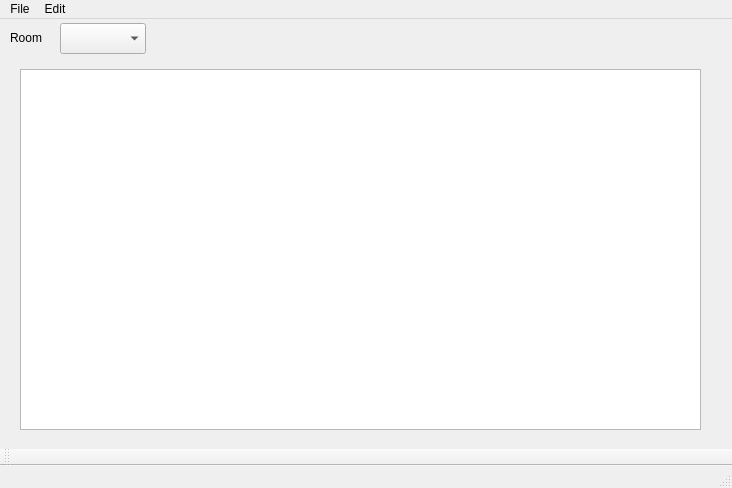
This is mainwindow.ui in amartinot/tp_gui_qt as Qt 5 draws it before an edit. The edited form follows.
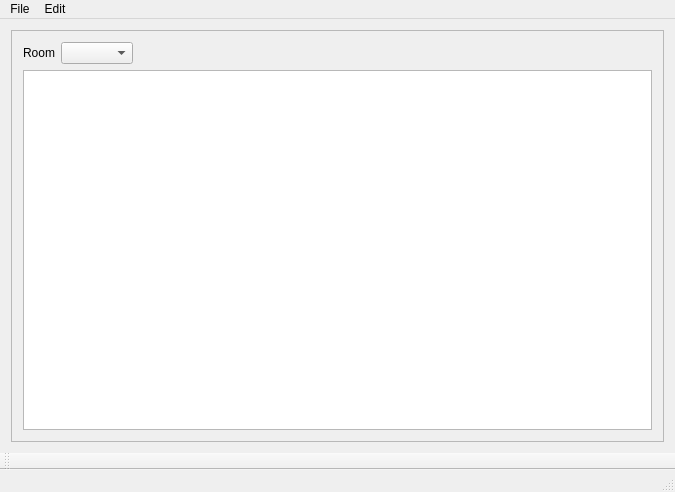
This is the edited form.

What changed in the file:
```diff
--- a/mainwindow.ui
+++ b/mainwindow.ui
@@ -6,54 +6,72 @@
    <rect>
     <x>0</x>
     <y>0</y>
-    <width>732</width>
-    <height>488</height>
+    <width>675</width>
+    <height>492</height>
    </rect>
   </property>
   <property name="windowTitle">
    <string>MainWindow</string>
   </property>
   <widget class="QWidget" name="centralWidget">
-   <widget class="QLabel" name="label">
-    <property name="geometry">
-     <rect>
-      <x>10</x>
-      <y>10</y>
-      <width>67</width>
-      <height>17</height>
-     </rect>
-    </property>
-    <property name="text">
-     <string>Room</string>
-    </property>
-   </widget>
-   <widget class="QComboBox" name="roomsComboBox">
-    <property name="geometry">
-     <rect>
-      <x>60</x>
-      <y>4</y>
-      <width>86</width>
-      <height>31</height>
-     </rect>
-    </property>
-   </widget>
-   <widget class="QTableView" name="scheduleTable">
-    <property name="geometry">
-     <rect>
-      <x>20</x>
-      <y>50</y>
-      <width>681</width>
-      <height>361</height>
-     </rect>
-    </property>
-   </widget>
+   <layout class="QGridLayout" name="gridLayout">
+    <item row="0" column="0">
+     <widget class="QScrollArea" name="scrollArea">
+      <property name="widgetResizable">
+       <bool>true</bool>
+      </property>
+      <widget class="QWidget" name="scrollAreaWidgetContents">
+       <property name="geometry">
+        <rect>
+         <x>0</x>
+         <y>0</y>
+         <width>655</width>
+         <height>411</height>
+        </rect>
+       </property>
+       <layout class="QGridLayout" name="gridLayout_2">
+        <item row="0" column="0">
+         <layout class="QHBoxLayout" name="horizontalLayout_4">
+          <item>
+           <widget class="QLabel" name="label">
+            <property name="text">
+             <string>Room</string>
+            </property>
+           </widget>
+          </item>
+          <item>
+           <widget class="QComboBox" name="roomsComboBox"/>
+          </item>
+          <item>
+           <spacer name="horizontalSpacer">
+            <property name="orientation">
+             <enum>Qt::Horizontal</enum>
+            </property>
+            <property name="sizeHint" stdset="0">
+             <size>
+              <width>40</width>
+              <height>20</height>
+             </size>
+            </property>
+           </spacer>
+          </item>
+         </layout>
+        </item>
+        <item row="1" column="0">
+         <widget class="QTableView" name="scheduleTable"/>
+        </item>
+       </layout>
+      </widget>
+     </widget>
+    </item>
+   </layout>
   </widget>
   <widget class="QMenuBar" name="menuBar">
    <property name="geometry">
     <rect>
      <x>0</x>
      <y>0</y>
-     <width>732</width>
+     <width>675</width>
      <height>22</height>
     </rect>
    </property>
```
Left out of the diff: 165 changed lines with no effect on the pictures.
